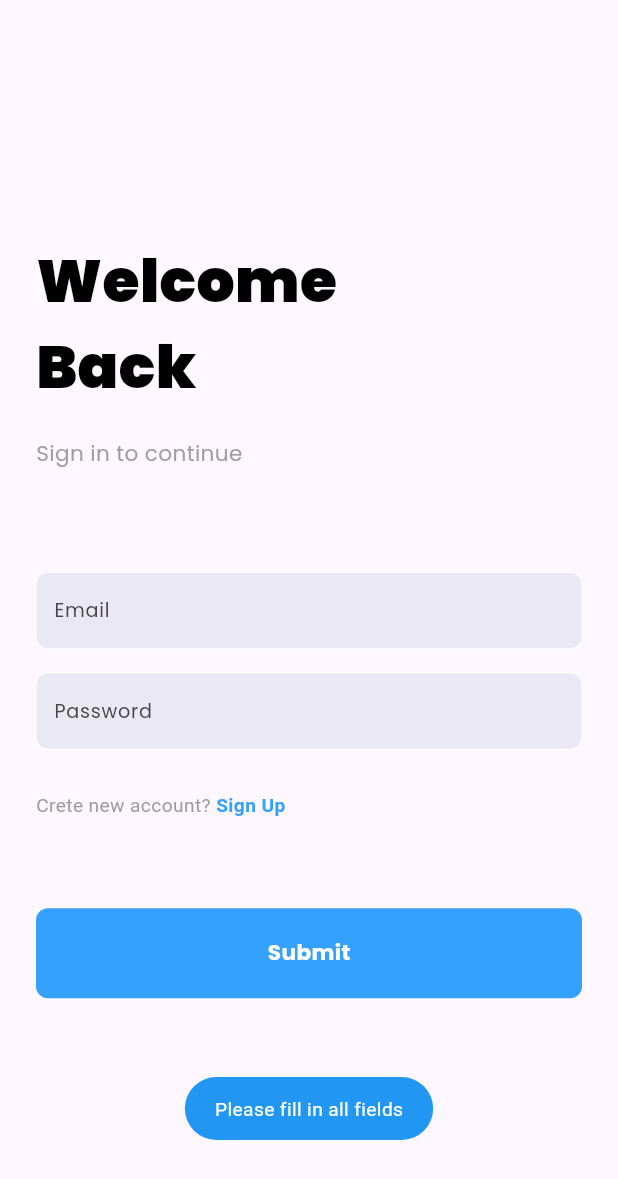
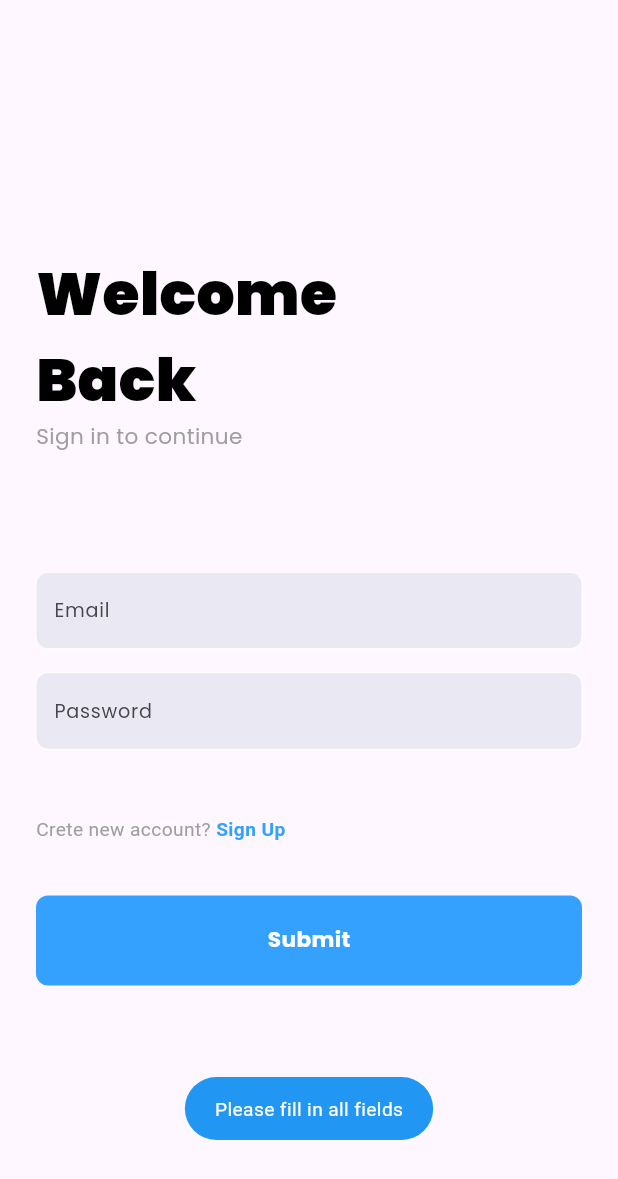
Before and after one commit to adhnan-e/equipo_health, a Flutter app: the screen it shows after launch, after a tap on "Submit", on a phone screen of 412 x 824 dp. Shown: the top 1179 px of the screen. Run offline on Flutter 3.47's test engine with Material 3 defaults, Android fonts, the phone set to English and light mode, and no system bars; our stand-ins replace firebase_auth, firebase_core, firebase_database, fluttertoast, google_fonts, ionicons; accounts and stored records are empty; generated files the repository leaves out were written again.

Commit message:
android setup
add apk

```diff
--- a/lib/presentation/login/login_screen.dart
+++ b/lib/presentation/login/login_screen.dart
@@ -28,15 +28,15 @@ class _LoginScreenState extends State<LoginScreen> {
         child: Column(
           crossAxisAlignment: CrossAxisAlignment.start,
           children: [
-            const Spacer(flex: 2,),
+            const Spacer(flex: 4,),
             const Text("Welcome",style: TextStyle(fontSize: 50,fontWeight: FontWeight.w900,color: Colors.black),),
             const Text("Back",style: TextStyle(fontSize: 50,fontWeight: FontWeight.w900,color: Colors.black),),
-            const SizedBox(height: 20,),
+
             const Text("Sign in to continue",style: TextStyle(fontSize: 18,fontWeight: FontWeight.normal,color: Colors.grey),),
-            const SizedBox(height: 60,),
+            const Spacer(flex: 2,),
             CommonTextFieldWidget(hintText: 'Email',controller: _emailController,),
             CommonTextFieldWidget(hintText: 'Password',isPassword: true,controller: _passwordController,),
-            const SizedBox(height: 20,),
+            const Spacer(flex: 1,),
             Text.rich(
               TextSpan(
                 children: [
@@ -49,9 +49,9 @@ class _LoginScreenState extends State<LoginScreen> {
                 ],
               ),
             ),
-            const SizedBox(height: 60,),
+            const Spacer(flex: 1,),
             CommonButtonWidget(callback: () => Provider.of<AuthProvider>(context, listen: false).login(context, email: _emailController.text, password: _passwordController.text)),
-            const Spacer(flex: 2,),
+            const Spacer(flex: 4,),
           ],),
       ),
     );
--- a/lib/presentation/splash/splash_screen.dart
+++ b/lib/presentation/splash/splash_screen.dart
@@ -21,6 +21,6 @@ class _SplashScreenState extends State<SplashScreen> {
 
   @override
   Widget build(BuildContext context) {
-    return Scaffold();
+    return Scaffold(body: Center(child: Image.asset('assets/logo.png'),),);
   }
 }
--- a/lib/provider/auth_provider.dart
+++ b/lib/provider/auth_provider.dart
@@ -24,7 +24,7 @@ class AuthProvider extends ChangeNotifier {
   }
 
 onInit(BuildContext context){
-    Future.delayed(const Duration(seconds: 3),() async{
+    Future.delayed(const Duration(milliseconds: 100),() async{
      User? user= _auth.currentUser();
      userModel=(await _dbUserData.getUserData(user?.uid??""));
 
@@ -57,6 +57,7 @@ onInit(BuildContext context){
     User? user = await _auth.signInWithEmailAndPassword(email, password);
 
     if (user != null) {
+      userModel=(await _dbUserData.getUserData(user.uid));
       showToast(message: 'User is successfully signed in');
       await Navigator.pushReplacement(
         context,
--- a/pubspec.yaml
+++ b/pubspec.yaml
@@ -30,3 +30,5 @@ dev_dependencies:
 flutter:
   uses-material-design: true
   generate: true
+  assets:
+    - assets/logo.png
```
Also changed, not shown: lib/presentation/signup/signup_screen.dart (+6 -6 lines), assets/logo.png (added), 8 other files.
